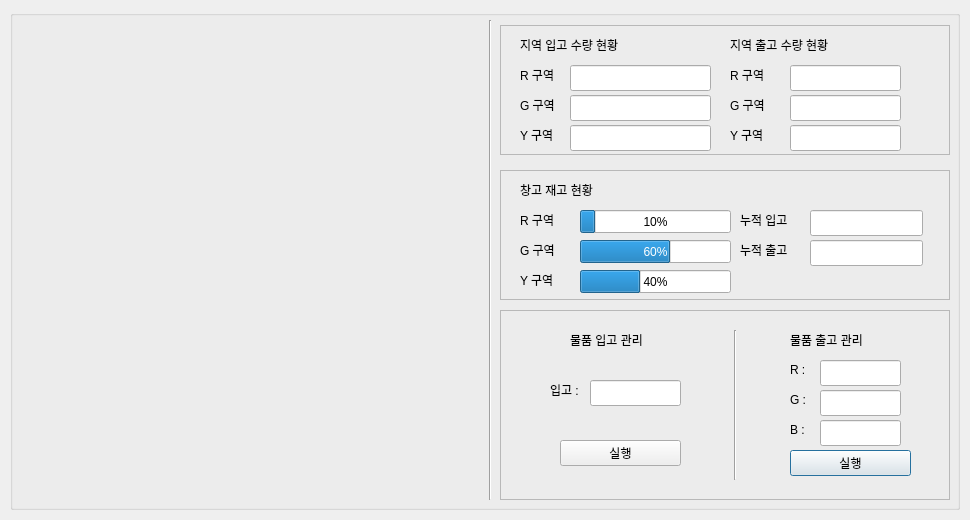
This is GUI/tabs/main_monitor.ui in addinedu-ros-10th/iot-repo-3 as Qt 5 draws it before an edit. The edited form follows.
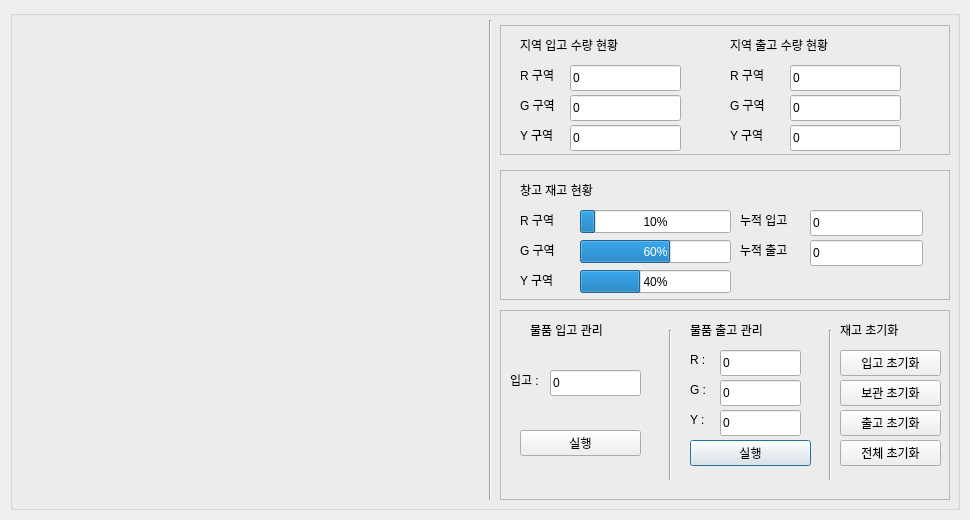
This is the edited form.

The edit to the form file:
```diff
--- a/GUI/tabs/main_monitor.ui
+++ b/GUI/tabs/main_monitor.ui
@@ -175,10 +175,13 @@
       <rect>
        <x>70</x>
        <y>40</y>
-       <width>141</width>
+       <width>111</width>
        <height>26</height>
       </rect>
      </property>
+     <property name="text">
+      <string>0</string>
+     </property>
      <property name="readOnly">
       <bool>true</bool>
      </property>
@@ -188,10 +191,13 @@
       <rect>
        <x>70</x>
        <y>70</y>
-       <width>141</width>
+       <width>111</width>
        <height>26</height>
       </rect>
      </property>
+     <property name="text">
+      <string>0</string>
+     </property>
      <property name="readOnly">
       <bool>true</bool>
      </property>
@@ -201,10 +207,13 @@
       <rect>
        <x>70</x>
        <y>100</y>
-       <width>141</width>
+       <width>111</width>
        <height>26</height>
       </rect>
      </property>
+     <property name="text">
+      <string>0</string>
+     </property>
      <property name="readOnly">
       <bool>true</bool>
      </property>
@@ -218,6 +227,9 @@
        <height>26</height>
       </rect>
      </property>
+     <property name="text">
+      <string>0</string>
+     </property>
      <property name="readOnly">
       <bool>true</bool>
      </property>
@@ -231,6 +243,9 @@
        <height>26</height>
       </rect>
      </property>
+     <property name="text">
+      <string>0</string>
+     </property>
      <property name="readOnly">
       <bool>true</bool>
      </property>
@@ -244,6 +259,9 @@
        <height>26</height>
       </rect>
      </property>
+     <property name="text">
+      <string>0</string>
+     </property>
      <property name="readOnly">
       <bool>true</bool>
      </property>
@@ -267,8 +285,8 @@
     <widget class="QLabel" name="label">
      <property name="geometry">
       <rect>
-       <x>70</x>
-       <y>20</y>
+       <x>30</x>
+       <y>10</y>
        <width>111</width>
        <height>19</height>
       </rect>
@@ -280,37 +298,40 @@
     <widget class="QLineEdit" name="inut_ship_count">
      <property name="geometry">
       <rect>
-       <x>320</x>
-       <y>110</y>
+       <x>220</x>
+       <y>100</y>
        <width>81</width>
        <height>26</height>
       </rect>
      </property>
+     <property name="text">
+      <string>0</string>
+     </property>
      <property name="readOnly">
-      <bool>true</bool>
+      <bool>false</bool>
      </property>
     </widget>
     <widget class="QLineEdit" name="input_receive_count">
      <property name="geometry">
       <rect>
-       <x>320</x>
-       <y>80</y>
+       <x>220</x>
+       <y>70</y>
        <width>81</width>
        <height>26</height>
       </rect>
      </property>
      <property name="text">
-      <string/>
+      <string>0</string>
      </property>
      <property name="readOnly">
-      <bool>true</bool>
+      <bool>false</bool>
      </property>
     </widget>
     <widget class="QPushButton" name="pushButton">
      <property name="geometry">
       <rect>
-       <x>290</x>
-       <y>140</y>
+       <x>190</x>
+       <y>130</y>
        <width>121</width>
        <height>26</height>
       </rect>
@@ -322,24 +343,24 @@
     <widget class="QLineEdit" name="input_receive_count_2">
      <property name="geometry">
       <rect>
-       <x>320</x>
-       <y>50</y>
+       <x>220</x>
+       <y>40</y>
        <width>81</width>
        <height>26</height>
       </rect>
      </property>
      <property name="text">
-      <string/>
+      <string>0</string>
      </property>
      <property name="readOnly">
-      <bool>true</bool>
+      <bool>false</bool>
      </property>
     </widget>
     <widget class="QLabel" name="label_19">
      <property name="geometry">
       <rect>
-       <x>290</x>
-       <y>50</y>
+       <x>190</x>
+       <y>40</y>
        <width>21</width>
        <height>19</height>
       </rect>
@@ -351,8 +372,8 @@
     <widget class="QLabel" name="label_20">
      <property name="geometry">
       <rect>
-       <x>290</x>
-       <y>80</y>
+       <x>190</x>
+       <y>70</y>
        <width>21</width>
        <height>19</height>
       </rect>
@@ -364,21 +385,21 @@
     <widget class="QLabel" name="label_21">
      <property name="geometry">
       <rect>
-       <x>290</x>
-       <y>110</y>
+       <x>190</x>
+       <y>100</y>
        <width>21</width>
        <height>19</height>
       </rect>
      </property>
      <property name="text">
-      <string>B :</string>
+      <string>Y :</string>
      </property>
     </widget>
     <widget class="QLabel" name="label_12">
      <property name="geometry">
       <rect>
-       <x>290</x>
-       <y>20</y>
+       <x>190</x>
+       <y>10</y>
        <width>111</width>
        <height>19</height>
       </rect>
@@ -390,7 +411,7 @@
     <widget class="Line" name="line">
      <property name="geometry">
       <rect>
-       <x>225</x>
+       <x>160</x>
        <y>20</y>
        <width>20</width>
        <height>150</height>
@@ -400,40 +421,40 @@
       <enum>Qt::Vertical</enum>
      </property>
     </widget>
-    <widget class="QLineEdit" name="input_receive_count_3">
-     <property name="geometry">
-      <rect>
-       <x>90</x>
-       <y>70</y>
-       <width>91</width>
-       <height>26</height>
-      </rect>
-     </property>
-     <property name="text">
-      <string/>
-     </property>
-     <property name="readOnly">
-      <bool>true</bool>
-     </property>
-    </widget>
-    <widget class="QPushButton" name="pushButton_2">
-     <property name="geometry">
-      <rect>
-       <x>60</x>
-       <y>130</y>
-       <width>121</width>
-       <height>26</height>
-      </rect>
-     </property>
-     <property name="text">
-      <string>실행</string>
-     </property>
-    </widget>
-    <widget class="QLabel" name="label_17">
+    <widget class="QLineEdit" name="admin_receive">
      <property name="geometry">
       <rect>
        <x>50</x>
-       <y>70</y>
+       <y>60</y>
+       <width>91</width>
+       <height>26</height>
+      </rect>
+     </property>
+     <property name="text">
+      <string>0</string>
+     </property>
+     <property name="readOnly">
+      <bool>false</bool>
+     </property>
+    </widget>
+    <widget class="QPushButton" name="btn_admin_receive">
+     <property name="geometry">
+      <rect>
+       <x>20</x>
+       <y>120</y>
+       <width>121</width>
+       <height>26</height>
+      </rect>
+     </property>
+     <property name="text">
+      <string>실행</string>
+     </property>
+    </widget>
+    <widget class="QLabel" name="label_17">
+     <property name="geometry">
+      <rect>
+       <x>10</x>
+       <y>60</y>
        <width>41</width>
        <height>19</height>
       </rect>
@@ -442,6 +463,84 @@
       <string>입고 : </string>
      </property>
     </widget>
+    <widget class="Line" name="line_3">
+     <property name="geometry">
+      <rect>
+       <x>320</x>
+       <y>20</y>
+       <width>20</width>
+       <height>150</height>
+      </rect>
+     </property>
+     <property name="orientation">
+      <enum>Qt::Vertical</enum>
+     </property>
+    </widget>
+    <widget class="QLabel" name="label_18">
+     <property name="geometry">
+      <rect>
+       <x>340</x>
+       <y>10</y>
+       <width>91</width>
+       <height>19</height>
+      </rect>
+     </property>
+     <property name="text">
+      <string>재고 초기화</string>
+     </property>
+    </widget>
+    <widget class="QPushButton" name="btn_receive_clear">
+     <property name="geometry">
+      <rect>
+       <x>340</x>
+       <y>40</y>
+       <width>101</width>
+       <height>26</height>
+      </rect>
+     </property>
+     <property name="text">
+      <string>입고 초기화</string>
+     </property>
+    </widget>
+    <widget class="QPushButton" name="btn_store_clear">
+     <property name="geometry">
+      <rect>
+       <x>340</x>
+       <y>70</y>
+       <width>101</width>
+       <height>26</height>
+      </rect>
+     </property>
+     <property name="text">
+      <string>보관 초기화</string>
+     </property>
+    </widget>
+    <widget class="QPushButton" name="btn_ship_clear">
+     <property name="geometry">
+      <rect>
+       <x>340</x>
+       <y>100</y>
+       <width>101</width>
+       <height>26</height>
+      </rect>
+     </property>
+     <property name="text">
+      <string>출고 초기화</string>
+     </property>
+    </widget>
+    <widget class="QPushButton" name="btn_all_clear">
+     <property name="geometry">
+      <rect>
+       <x>340</x>
+       <y>130</y>
+       <width>101</width>
+       <height>26</height>
+      </rect>
+     </property>
+     <property name="text">
+      <string>전체 초기화</string>
+     </property>
+    </widget>
    </widget>
    <widget class="QFrame" name="frame_3">
     <property name="geometry">
@@ -561,6 +660,9 @@
        <height>26</height>
       </rect>
      </property>
+     <property name="text">
+      <string>0</string>
+     </property>
      <property name="readOnly">
       <bool>true</bool>
      </property>
@@ -574,6 +676,9 @@
        <height>26</height>
       </rect>
      </property>
+     <property name="text">
+      <string>0</string>
+     </property>
      <property name="readOnly">
       <bool>true</bool>
      </property>
```
Left out of the diff: 8 changed lines with no effect on the pictures.
